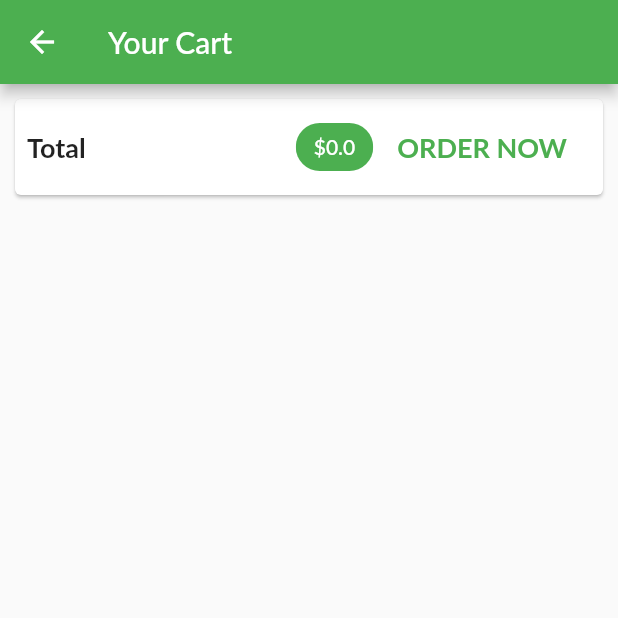
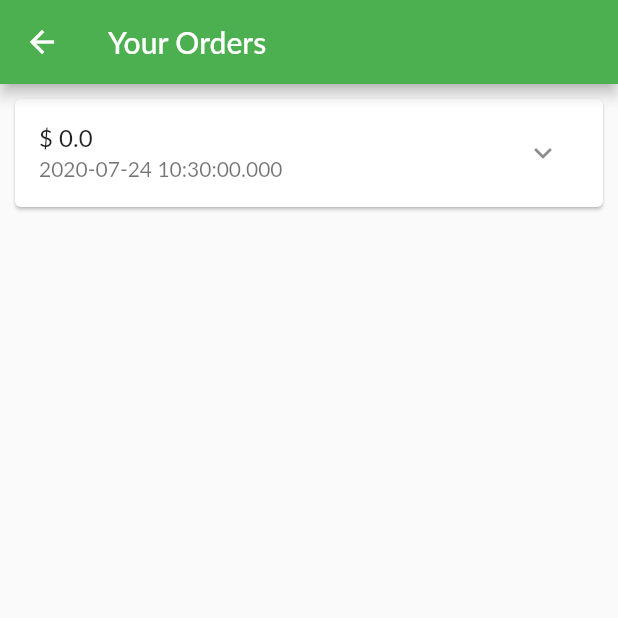
Before and after one commit to haribhakta/e_shop, a Flutter app: the CartScreen screen opened by its route, after a tap on "ORDER NOW", on a phone screen of 412 x 824 dp, the top half of it. Run offline on Flutter 3.47's test engine with Material 2 defaults, Android fonts, the phone set to English and light mode, and no system bars; network calls fail; Roboto replaces fonts that are missing (Lato).

Commit message:
adding order itema dnd order screen also dismiss features

```diff
--- a/lib/main.dart
+++ b/lib/main.dart
@@ -5,6 +5,8 @@ import 'package:provider/provider.dart';
 import './provider/products.dart';
 import './screens/product_details_screen.dart';
 import './screens/cart_screen.dart';
+import './provider/order_provider.dart';
+import './screens/order_screen.dart';
 
 void main() {
   runApp(MyApp());
@@ -21,6 +23,9 @@ class MyApp extends StatelessWidget {
         ChangeNotifierProvider(
           create: (context) => Cart(),
         ),
+        ChangeNotifierProvider(
+          create: (context) => Orders(),
+        ),
       ],
       child: MaterialApp(
         debugShowCheckedModeBanner: false,
@@ -32,7 +37,8 @@ class MyApp extends StatelessWidget {
         home: ProductOverviewScreen(),
         routes: {
           ProductDetailsScreen.routeName: (ctx) => ProductDetailsScreen(),
-          CartScreen.routeName: (ctx) => CartScreen()
+          CartScreen.routeName: (ctx) => CartScreen(),
+           OrderScreen.routeName: (ctx) => OrderScreen()
         },
       ),
     );
--- a/lib/provider/cart_provider.dart
+++ b/lib/provider/cart_provider.dart
@@ -57,4 +57,16 @@ class Cart with ChangeNotifier {
     });
     return total;
   }
+
+  //remove a single item from cart
+  void removeFromCart(String id) {
+    _items.remove(id);
+    notifyListeners();
+  }
+
+  //clear cart
+  void clearCart() {
+    _items = {};
+    notifyListeners();
+  }
 }
--- /dev/null
+++ b/lib/provider/order_provider.dart
@@ -0,0 +1,36 @@
+import '../provider/cart_provider.dart';
+import 'package:flutter/material.dart';
+
+class OrderItem {
+  final String id;
+  final double amount;
+  final List<CartItem> products;
+  final DateTime dateTime;
+
+  OrderItem({
+    @required this.id,
+    @required this.amount,
+    @required this.products,
+    @required this.dateTime,
+  });
+}
+
+class Orders with ChangeNotifier {
+  List<OrderItem> _orders = [];
+
+  List<OrderItem> get orders {
+    return [..._orders];
+  }
+
+  //adding items to order
+  void addOrder(List<CartItem> cartProducts, double total) {
+    _orders.insert(
+        0,
+        OrderItem(
+            id: DateTime.now().toString(),
+            amount: total,
+            products: cartProducts,
+            dateTime: DateTime.now()));
+    notifyListeners();
+  }
+}
--- a/lib/screens/cart_screen.dart
+++ b/lib/screens/cart_screen.dart
@@ -2,6 +2,8 @@ import '../provider/cart_provider.dart' show Cart;
 import '../wigdets/cart_item.dart';
 import 'package:flutter/material.dart';
 import 'package:provider/provider.dart';
+import '../provider/order_provider.dart';
+import '../screens/order_screen.dart';
 
 class CartScreen extends StatelessWidget {
   static const String routeName = "/cart_screen";
@@ -9,6 +11,7 @@ class CartScreen extends StatelessWidget {
   @override
   Widget build(BuildContext context) {
     final cart = Provider.of<Cart>(context);
+    final order = Provider.of<Orders>(context, listen: false);
     return Scaffold(
       appBar: AppBar(
         title: Text("Your Cart"),
@@ -36,7 +39,12 @@ class CartScreen extends StatelessWidget {
                     ),
                   ),
                   FlatButton(
-                    onPressed: () {},
+                    onPressed: () {
+                      order.addOrder(
+                          cart.items.values.toList(), cart.totalAmount);
+                      cart.clearCart();
+                      Navigator.pushNamed(context, OrderScreen.routeName);
+                    },
                     child: Text(
                       "ORDER NOW",
                       style: TextStyle(
--- /dev/null
+++ b/lib/screens/order_screen.dart
@@ -0,0 +1,22 @@
+import '../provider/order_provider.dart' show Orders;
+import '../wigdets/order_item.dart';
+import 'package:flutter/material.dart';
+import 'package:provider/provider.dart';
+
+class OrderScreen extends StatelessWidget {
+  static const String routeName = "/order_screen";
+
+  @override
+  Widget build(BuildContext context) {
+    final orderData = Provider.of<Orders>(context);
+    return Scaffold(
+      appBar: AppBar(
+        title: Text("Your Orders"),
+      ),
+      body: ListView.builder(
+        itemBuilder: (ctx, index) => OrderItem(orderData.orders[index]),
+        itemCount: orderData.orders.length,
+      ),
+    );
+  }
+}
--- a/lib/wigdets/cart_item.dart
+++ b/lib/wigdets/cart_item.dart
@@ -1,4 +1,6 @@
 import 'package:flutter/material.dart';
+import 'package:provider/provider.dart';
+import '../provider/cart_provider.dart';
 
 class CartItem extends StatelessWidget {
   final String id;
@@ -11,9 +13,13 @@ class CartItem extends StatelessWidget {
 
   @override
   Widget build(BuildContext context) {
+    final cart = Provider.of<Cart>(context);
     return Dismissible(
       key: ValueKey(DateTime.now()),
       direction: DismissDirection.endToStart,
+      onDismissed: (direction) {
+        cart.removeFromCart(cartId);
+      },
       background: Container(
         color: Colors.red,
         child: Icon(
--- /dev/null
+++ b/lib/wigdets/order_item.dart
@@ -0,0 +1,26 @@
+import 'package:flutter/material.dart';
+import '../provider/order_provider.dart' as oi;
+
+class OrderItem extends StatelessWidget {
+  final oi.OrderItem order;
+  OrderItem(this.order);
+
+  @override
+  Widget build(BuildContext context) {
+    return Card(
+      margin: const EdgeInsets.all(10),
+      child: Column(
+        children: <Widget>[
+          ListTile(
+            title: Text("\$ ${order.amount}"),
+            subtitle: Text("${order.dateTime.toString()}"),
+            trailing: IconButton(
+              icon: Icon(Icons.expand_more),
+              onPressed: () {},
+            ),
+          )
+        ],
+      ),
+    );
+  }
+}
```
